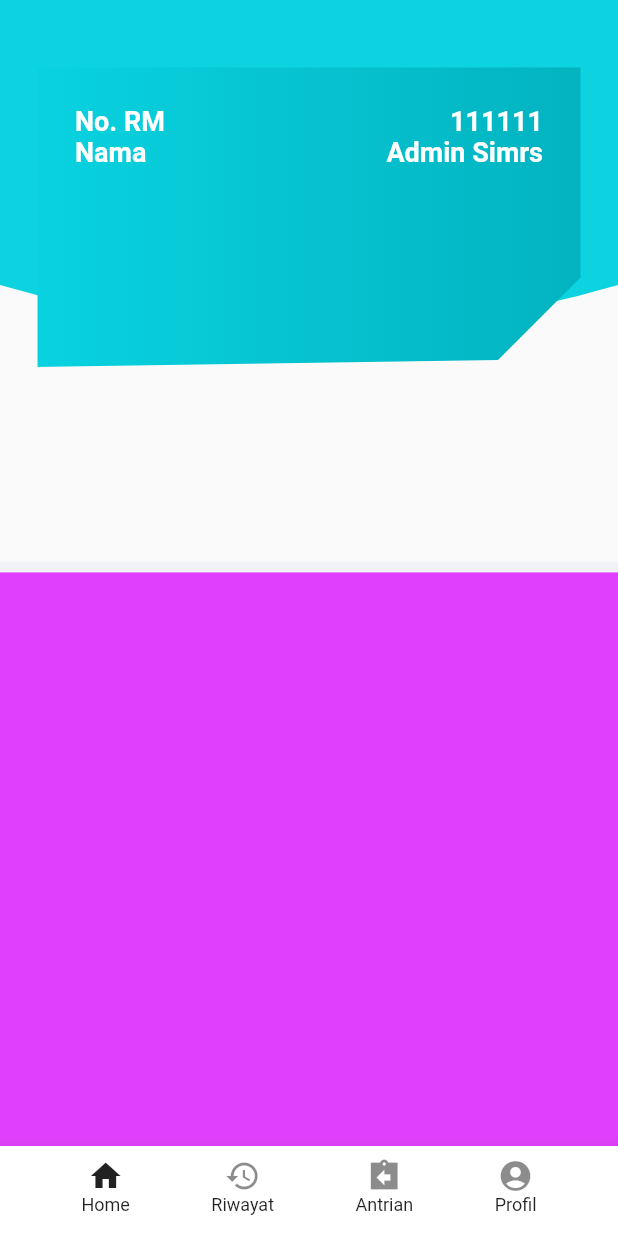
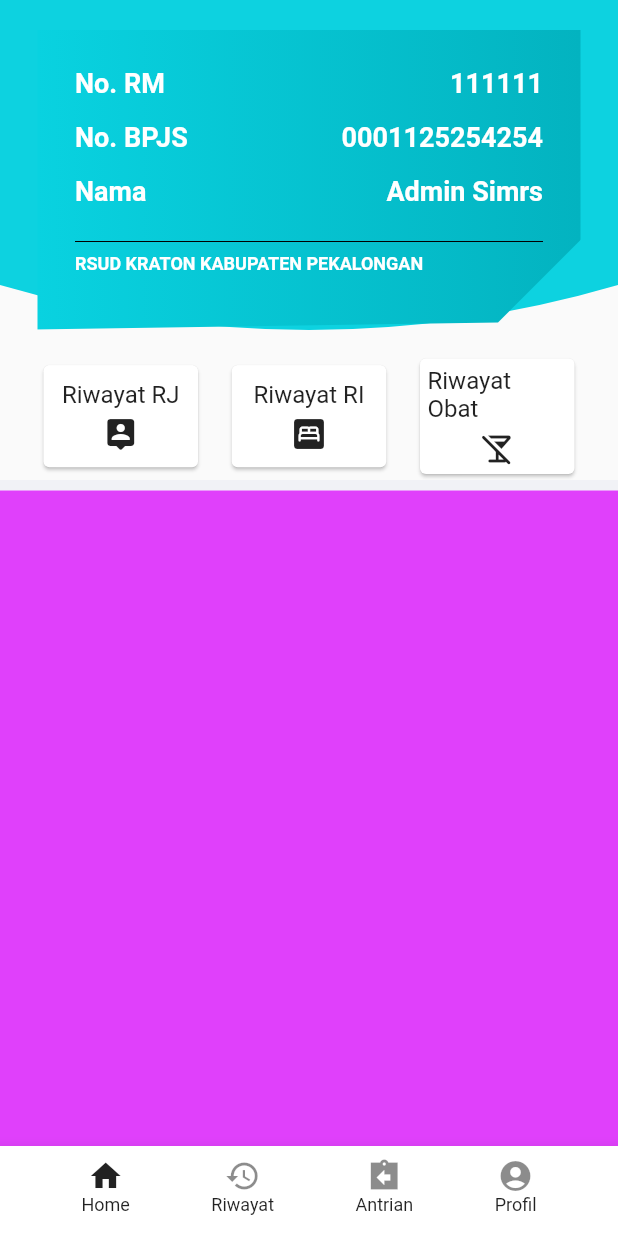
Before and after one commit to virusphp/e-poliklinik, a Flutter app: the HomeView screen opened by its route, on a phone screen of 412 x 824 dp. Run offline on Flutter 3.47's test engine with Material 2 defaults, Android fonts, the phone set to English and light mode, and no system bars; our stand-ins replace get.

Commit message:
add card

```diff
--- a/lib/app/modules/home/views/home_view.dart
+++ b/lib/app/modules/home/views/home_view.dart
@@ -25,11 +25,7 @@ class HomeView extends GetView<HomeController> {
             margin: EdgeInsets.only(top: 20),
             child: Column(
               children: [
-                Container(
-                  margin: EdgeInsets.only(top: 25),
-                  height: Get.height * 0.4,
-                  // color: Colors.greenAccent,
-                  child: Column(
+                Column(
                   children: [
                     ClipPath(
                       clipper: ClipInfoClass(),
@@ -49,8 +45,7 @@ class HomeView extends GetView<HomeController> {
                           crossAxisAlignment: CrossAxisAlignment.start,
                           children: [
                             Row(
-                                mainAxisAlignment:
-                                    MainAxisAlignment.spaceBetween,
+                              mainAxisAlignment: MainAxisAlignment.spaceBetween,
                               children: [
                                 Text(
                                   "No. RM",
@@ -74,9 +69,35 @@ class HomeView extends GetView<HomeController> {
                                 // ),
                               ],
                             ),
+                            SizedBox(
+                              height: 15,
+                            ),
                             Row(
-                                mainAxisAlignment:
-                                    MainAxisAlignment.spaceBetween,
+                              mainAxisAlignment: MainAxisAlignment.spaceBetween,
+                              children: [
+                                Text(
+                                  "No. BPJS",
+                                  style: TextStyle(
+                                    color: Colors.white,
+                                    fontSize: 18,
+                                    fontWeight: FontWeight.bold,
+                                  ),
+                                ),
+                                Text(
+                                  "0001125254254",
+                                  style: TextStyle(
+                                    color: Colors.white,
+                                    fontSize: 18,
+                                    fontWeight: FontWeight.bold,
+                                  ),
+                                ),
+                              ],
+                            ),
+                            SizedBox(
+                              height: 15,
+                            ),
+                            Row(
+                              mainAxisAlignment: MainAxisAlignment.spaceBetween,
                               children: [
                                 Text(
                                   "Nama",
@@ -96,12 +117,102 @@ class HomeView extends GetView<HomeController> {
                                 ),
                               ],
                             ),
+                            SizedBox(
+                              height: 15,
+                            ),
+                            Divider(
+                              color: Colors.black,
+                            ),
+                            Text(
+                              "RSUD KRATON KABUPATEN PEKALONGAN",
+                              style: TextStyle(
+                                color: Colors.white,
+                                fontSize: 12,
+                                fontWeight: FontWeight.bold,
+                              ),
+                            ),
                           ],
                         ),
                       ),
                     ),
+                    SizedBox(
+                      height: 15,
+                    ),
+                    Padding(
+                      padding: const EdgeInsets.symmetric(horizontal: 25),
+                      child: Row(
+                        mainAxisAlignment: MainAxisAlignment.spaceBetween,
+                        children: [
+                          Card(
+                            child: Container(
+                              padding: EdgeInsets.all(10),
+                              width: Get.width * 0.25,
+                              // height: 70,
+                              // color: Colors.amber,
+                              child: Column(
+                                children: [
+                                  Text(
+                                    "Riwayat RJ",
+                                    style: TextStyle(
+                                      fontSize: 16,
+                                    ),
+                                  ),
+                                  SizedBox(
+                                    height: 5,
+                                  ),
+                                  Icon(Icons.location_history_rounded)
                                 ],
                               ),
+                            ),
+                          ),
+                          Card(
+                            child: Container(
+                              padding: EdgeInsets.all(10),
+                              width: Get.width * 0.25,
+                              // height: 70,
+                              // color: Colors.amber,
+                              child: Column(
+                                children: [
+                                  Text(
+                                    "Riwayat RI",
+                                    style: TextStyle(
+                                      fontSize: 16,
+                                    ),
+                                  ),
+                                  SizedBox(
+                                    height: 5,
+                                  ),
+                                  Icon(Icons.bedroom_parent_rounded)
+                                ],
+                              ),
+                            ),
+                          ),
+                          Card(
+                            child: Container(
+                              padding: EdgeInsets.all(5),
+                              width: Get.width * 0.25,
+                              // height: 70,
+                              // color: Colors.amber,
+                              child: Column(
+                                children: [
+                                  Text(
+                                    "Riwayat Obat",
+                                    style: TextStyle(
+                                      fontSize: 16,
+                                    ),
+                                  ),
+                                  SizedBox(
+                                    height: 5,
+                                  ),
+                                  Icon(Icons.no_drinks_rounded)
+                                ],
+                              ),
+                            ),
+                          )
+                        ],
+                      ),
+                    ),
+                  ],
                 ),
                 Container(
                   height: 7,
```
Lines whose indentation alone changed are shown as unchanged.
